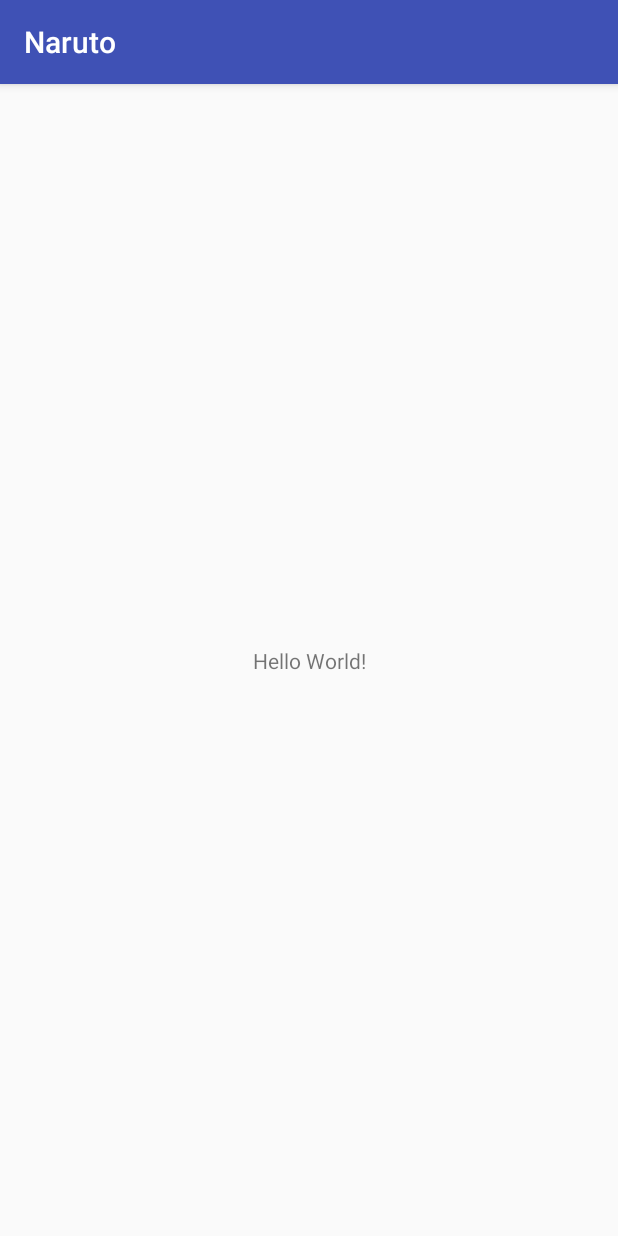
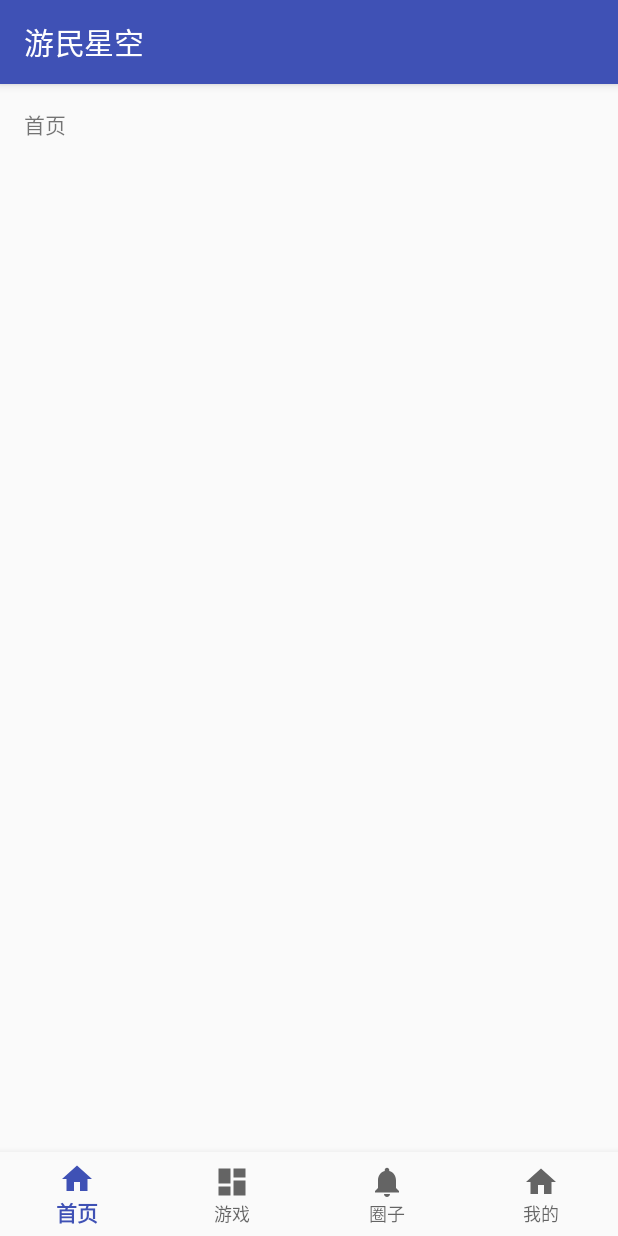
Before and after one commit to HanXuanMo/naruto, an Android app: the screen it shows after launch (MainActivity), on a phone screen of 412 x 824 dp. Run offline under Robolectric (Android 15) with nearby library versions, the phone set to English and light mode, and no system bars.

Commit message:
底部导航栏

```diff
--- a/app/build.gradle
+++ b/app/build.gradle
@@ -9,6 +9,7 @@
         versionCode 1
         versionName "1.0"
         testInstrumentationRunner "android.support.test.runner.AndroidJUnitRunner"
+        vectorDrawables.useSupportLibrary = true
     }
     buildTypes {
         release {
@@ -22,6 +23,8 @@
     implementation fileTree(dir: 'libs', include: ['*.jar'])
     implementation 'com.android.support:appcompat-v7:28.0.0-rc01'
     implementation 'com.android.support.constraint:constraint-layout:1.1.2'
+    implementation 'com.android.support:design:28.0.0-rc01'
+    implementation 'com.android.support:support-vector-drawable:28.0.0-rc01'
     testImplementation 'junit:junit:4.12'
     androidTestImplementation 'com.android.support.test:runner:1.0.2'
     androidTestImplementation 'com.android.support.test.espresso:espresso-core:3.0.2'
--- a/app/src/main/java/com/naruto/android/MainActivity.java
+++ b/app/src/main/java/com/naruto/android/MainActivity.java
@@ -1,13 +1,47 @@
 package com.naruto.android;
 
+import android.support.annotation.NonNull;
+import android.support.design.widget.BottomNavigationView;
 import android.support.v7.app.AppCompatActivity;
 import android.os.Bundle;
+import android.view.MenuItem;
+import android.widget.TextView;
 
 public class MainActivity extends AppCompatActivity {
+
+    private TextView mTextMessage;
+
+    private BottomNavigationView.OnNavigationItemSelectedListener mOnNavigationItemSelectedListener
+            = new BottomNavigationView.OnNavigationItemSelectedListener() {
+
+        @Override
+        public boolean onNavigationItemSelected(@NonNull MenuItem item) {
+            switch (item.getItemId()) {
+                case R.id.home_page:
+                    mTextMessage.setText(R.string.title_home_page);
+                    return true;
+                case R.id.navigation_game:
+                    mTextMessage.setText(R.string.title_game);
+                    return true;
+                case R.id.navigation_circle:
+                    mTextMessage.setText(R.string.title_circle);
+                    return true;
+                case R.id.navigation_me:
+                    mTextMessage.setText(R.string.title_me);
+                    return true;
+                default:
+            }
+            return false;
+        }
+    };
 
     @Override
     protected void onCreate(Bundle savedInstanceState) {
         super.onCreate(savedInstanceState);
         setContentView(R.layout.activity_main);
+
+        mTextMessage = (TextView) findViewById(R.id.message);
+        BottomNavigationView navigation = (BottomNavigationView) findViewById(R.id.navigation);
+        navigation.setOnNavigationItemSelectedListener(mOnNavigationItemSelectedListener);
     }
 }
--- /dev/null
+++ b/app/src/main/res/drawable/ic_dashboard_black_24dp.xml
@@ -0,0 +1,9 @@
+<vector xmlns:android="http://schemas.android.com/apk/res/android"
+    android:width="24dp"
+    android:height="24dp"
+    android:viewportHeight="24.0"
+    android:viewportWidth="24.0">
+    <path
+        android:fillColor="#FF000000"
+        android:pathData="M3,13h8L11,3L3,3v10zM3,21h8v-6L3,15v6zM13,21h8L21,11h-8v10zM13,3v6h8L21,3h-8z" />
+</vector>
--- /dev/null
+++ b/app/src/main/res/drawable/ic_home_black_24dp.xml
@@ -0,0 +1,9 @@
+<vector xmlns:android="http://schemas.android.com/apk/res/android"
+    android:width="24dp"
+    android:height="24dp"
+    android:viewportHeight="24.0"
+    android:viewportWidth="24.0">
+    <path
+        android:fillColor="#FF000000"
+        android:pathData="M10,20v-6h4v6h5v-8h3L12,3 2,12h3v8z" />
+</vector>
--- /dev/null
+++ b/app/src/main/res/drawable/ic_notifications_black_24dp.xml
@@ -0,0 +1,9 @@
+<vector xmlns:android="http://schemas.android.com/apk/res/android"
+    android:width="24dp"
+    android:height="24dp"
+    android:viewportHeight="24.0"
+    android:viewportWidth="24.0">
+    <path
+        android:fillColor="#FF000000"
+        android:pathData="M12,22c1.1,0 2,-0.9 2,-2h-4c0,1.1 0.89,2 2,2zM18,16v-5c0,-3.07 -1.64,-5.64 -4.5,-6.32L13.5,4c0,-0.83 -0.67,-1.5 -1.5,-1.5s-1.5,0.67 -1.5,1.5v0.68C7.63,5.36 6,7.92 6,11v5l-2,2v1h16v-1l-2,-2z" />
+</vector>
--- a/app/src/main/res/layout/activity_main.xml
+++ b/app/src/main/res/layout/activity_main.xml
@@ -1,5 +1,6 @@
 <?xml version="1.0" encoding="utf-8"?>
-<android.support.constraint.ConstraintLayout xmlns:android="http://schemas.android.com/apk/res/android"
+<android.support.constraint.ConstraintLayout
+    xmlns:android="http://schemas.android.com/apk/res/android"
     xmlns:app="http://schemas.android.com/apk/res-auto"
     xmlns:tools="http://schemas.android.com/tools"
     android:layout_width="match_parent"
@@ -7,12 +8,28 @@
     tools:context=".MainActivity">
 
     <TextView
+        android:id="@+id/message"
         android:layout_width="wrap_content"
         android:layout_height="wrap_content"
-        android:text="Hello World!"
+        android:layout_marginLeft="@dimen/activity_horizontal_margin"
+        android:layout_marginStart="@dimen/activity_horizontal_margin"
+        android:layout_marginTop="@dimen/activity_vertical_margin"
+        android:text="@string/title_home_page"
+        app:layout_constraintLeft_toLeftOf="parent"
+        app:layout_constraintTop_toTopOf="parent" />
+
+    <android.support.design.widget.BottomNavigationView
+        android:id="@+id/navigation"
+        android:layout_width="0dp"
+        android:layout_height="wrap_content"
+        android:layout_marginEnd="0dp"
+        android:layout_marginStart="0dp"
+        android:background="?android:attr/windowBackground"
         app:layout_constraintBottom_toBottomOf="parent"
         app:layout_constraintLeft_toLeftOf="parent"
         app:layout_constraintRight_toRightOf="parent"
-        app:layout_constraintTop_toTopOf="parent" />
+        app:itemHorizontalTranslationEnabled="false"
+        app:labelVisibilityMode="labeled"
+        app:menu="@menu/navigation" />
 
 </android.support.constraint.ConstraintLayout>
--- /dev/null
+++ b/app/src/main/res/menu/navigation.xml
@@ -0,0 +1,24 @@
+<?xml version="1.0" encoding="utf-8"?>
+<menu xmlns:android="http://schemas.android.com/apk/res/android">
+
+    <item
+        android:id="@+id/home_page"
+        android:icon="@drawable/ic_home_black_24dp"
+        android:title="@string/title_home_page" />
+
+    <item
+        android:id="@+id/navigation_game"
+        android:icon="@drawable/ic_dashboard_black_24dp"
+        android:title="@string/title_game" />
+
+    <item
+        android:id="@+id/navigation_circle"
+        android:icon="@drawable/ic_notifications_black_24dp"
+        android:title="@string/title_circle" />
+
+    <item
+        android:id="@+id/navigation_me"
+        android:icon="@drawable/ic_home_black_24dp"
+        android:title="@string/title_me" />
+
+</menu>
--- /dev/null
+++ b/app/src/main/res/values/dimens.xml
@@ -0,0 +1,5 @@
+<resources>
+    <!-- Default screen margins, per the Android Design guidelines. -->
+    <dimen name="activity_horizontal_margin">16dp</dimen>
+    <dimen name="activity_vertical_margin">16dp</dimen>
+</resources>
--- a/app/src/main/res/values/strings.xml
+++ b/app/src/main/res/values/strings.xml
@@ -1,3 +1,7 @@
 <resources>
-    <string name="app_name">Naruto</string>
+    <string name="app_name">游民星空</string>
+    <string name="title_home_page">首页</string>
+    <string name="title_game">游戏</string>
+    <string name="title_circle">圈子</string>
+    <string name="title_me">我的</string>
 </resources>
```
